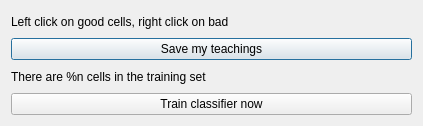
Above: views/listclassifier.ui from tmramalho/bigCellBrotherGUI before the change. Below: the same form after it.
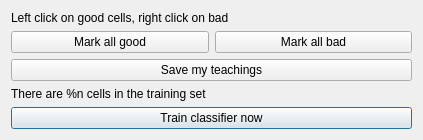
That is the form after the change.

Commit message: svm gui support

```diff
--- a/views/listclassifier.ui
+++ b/views/listclassifier.ui
@@ -25,27 +25,6 @@
      <property name="sizeConstraint">
       <enum>QLayout::SetDefaultConstraint</enum>
      </property>
-     <item row="0" column="0" colspan="2">
-      <widget class="QLabel" name="label">
-       <property name="text">
-        <string>Left click on good cells, right click on bad</string>
-       </property>
-      </widget>
-     </item>
-     <item row="1" column="0" colspan="2">
-      <widget class="QPushButton" name="save">
-       <property name="text">
-        <string>Save my teachings</string>
-       </property>
-      </widget>
-     </item>
-     <item row="3" column="0" colspan="2">
-      <widget class="QLabel" name="label_2">
-       <property name="text">
-        <string>There are %n cells in the training set</string>
-       </property>
-      </widget>
-     </item>
      <item row="6" column="0" colspan="2">
       <widget class="QPushButton" name="train">
        <property name="text">
@@ -53,6 +32,41 @@
        </property>
       </widget>
      </item>
+     <item row="3" column="0" colspan="2">
+      <widget class="QLabel" name="label_2">
+       <property name="text">
+        <string>There are %n cells in the training set</string>
+       </property>
+      </widget>
+     </item>
+     <item row="2" column="0" colspan="2">
+      <widget class="QPushButton" name="save">
+       <property name="text">
+        <string>Save my teachings</string>
+       </property>
+      </widget>
+     </item>
+     <item row="0" column="0" colspan="2">
+      <widget class="QLabel" name="label">
+       <property name="text">
+        <string>Left click on good cells, right click on bad</string>
+       </property>
+      </widget>
+     </item>
+     <item row="1" column="0">
+      <widget class="QPushButton" name="allgood">
+       <property name="text">
+        <string>Mark all good</string>
+       </property>
+      </widget>
+     </item>
+     <item row="1" column="1">
+      <widget class="QPushButton" name="allbad">
+       <property name="text">
+        <string>Mark all bad</string>
+       </property>
+      </widget>
+     </item>
     </layout>
    </item>
   </layout>
```
The commit also changes 5 other files.
